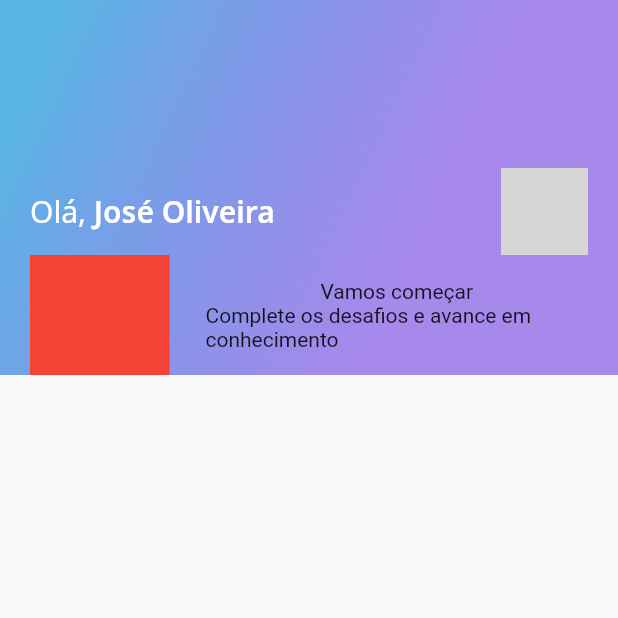
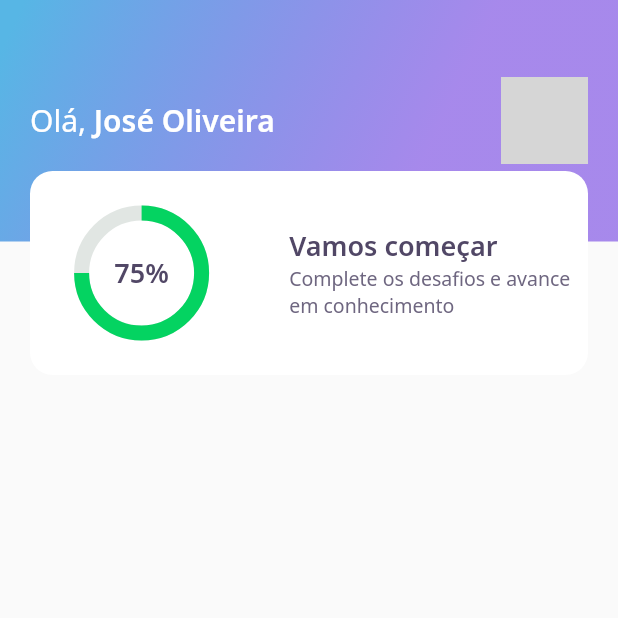
Before and after one commit to Olliveer/devquiz, a Flutter app: the screen it shows after launch, on a phone screen of 412 x 824 dp, the top half of it. Run offline on Flutter 3.47's test engine with Material 2 defaults, Android fonts, the phone set to English and light mode, and no system bars; our stand-ins replace google_fonts; network calls fail; grey boxes are pictures that could not be loaded.

Commit message:
create ChartWidget

```diff
--- a/lib/home/home_page.dart
+++ b/lib/home/home_page.dart
@@ -1,4 +1,4 @@
-import 'package:devquiz/home/widgets/app_bar_widget.dart';
+import 'package:devquiz/home/widgets/appbar/app_bar_widget.dart';
 import 'package:flutter/cupertino.dart';
 import 'package:flutter/material.dart';
 
--- a/lib/home/widgets/app_bar_widget.dart
+++ b/lib/home/widgets/appbar/app_bar_widget.dart
@@ -9,13 +9,14 @@ class AppBarWidget extends PreferredSize {
           preferredSize: Size.fromHeight(250),
           child: Container(
             height: 250,
-            decoration: BoxDecoration(gradient: AppGradients.linear),
-            child: Padding(
-              padding: const EdgeInsets.symmetric(horizontal: 20),
-              child: Column(
-                mainAxisAlignment: MainAxisAlignment.end,
-                children: [
-                  Row(
+            child: Stack(
+              children: [
+                Container(
+                  height: 161,
+                  padding: const EdgeInsets.symmetric(horizontal: 20),
+                  width: double.maxFinite,
+                  decoration: BoxDecoration(gradient: AppGradients.linear),
+                  child: Row(
                     mainAxisAlignment: MainAxisAlignment.spaceBetween,
                     children: [
                       Text.rich(
@@ -40,9 +41,12 @@ class AppBarWidget extends PreferredSize {
                       )
                     ],
                   ),
-                  ScoreCardWidget()
-                ],
-              ),
+                ),
+                Align(
+                  alignment: Alignment(0.0, 1.0),
+                  child: ScoreCardWidget(),
+                )
+              ],
             ),
           ),
         );
--- /dev/null
+++ b/lib/home/widgets/chart/chart_widget.dart
@@ -0,0 +1,38 @@
+import 'package:devquiz/core/app_colors.dart';
+import 'package:devquiz/core/app_text_styles.dart';
+import 'package:flutter/material.dart';
+
+class ChartWidget extends StatelessWidget {
+  const ChartWidget({Key? key}) : super(key: key);
+
+  @override
+  Widget build(BuildContext context) {
+    return Container(
+      height: 80,
+      width: 80,
+      child: Stack(
+        children: [
+          Center(
+            child: Container(
+              height: 80,
+              width: 80,
+              child: CircularProgressIndicator(
+                strokeWidth: 10,
+                value: .75,
+                backgroundColor: AppColors.chartSecondary,
+                valueColor:
+                    AlwaysStoppedAnimation<Color>(AppColors.chartPrimary),
+              ),
+            ),
+          ),
+          Center(
+            child: Text(
+              "75%",
+              style: AppTextStyles.heading,
+            ),
+          ),
+        ],
+      ),
+    );
+  }
+}
--- a/lib/home/widgets/score_card/score_card_widget.dart
+++ b/lib/home/widgets/score_card/score_card_widget.dart
@@ -1,3 +1,6 @@
+import 'package:devquiz/core/app_colors.dart';
+import 'package:devquiz/core/app_text_styles.dart';
+import 'package:devquiz/home/widgets/chart/chart_widget.dart';
 import 'package:flutter/material.dart';
 
 class ScoreCardWidget extends StatelessWidget {
@@ -5,31 +8,44 @@ class ScoreCardWidget extends StatelessWidget {
 
   @override
   Widget build(BuildContext context) {
-    return Container(
+    return Padding(
+      padding: const EdgeInsets.symmetric(horizontal: 20),
+      child: Container(
+        height: 136,
+        decoration: BoxDecoration(
+          color: AppColors.white,
+          borderRadius: BorderRadius.circular(15),
+        ),
         child: Row(
+          crossAxisAlignment: CrossAxisAlignment.center,
           children: [
             Expanded(
-            flex: 1,
-            child: Container(
-              width: 80,
-              height: 80,
-              color: Colors.red,
-            ),
+              flex: 2,
+              child: ChartWidget(),
             ),
             Expanded(
               flex: 3,
               child: Padding(
                 padding: const EdgeInsets.only(left: 24),
                 child: Column(
+                  mainAxisAlignment: MainAxisAlignment.center,
+                  crossAxisAlignment: CrossAxisAlignment.start,
                   children: [
-                  Text("Vamos começar"),
-                  Text("Complete os desafios e avance em conhecimento")
+                    Text(
+                      "Vamos começar",
+                      style: AppTextStyles.heading,
+                    ),
+                    Text(
+                      "Complete os desafios e avance em conhecimento",
+                      style: AppTextStyles.body,
+                    ),
                   ],
                 ),
               ),
             ),
           ],
         ),
+      ),
     );
   }
 }
```
Lines whose indentation alone changed are shown as unchanged.
